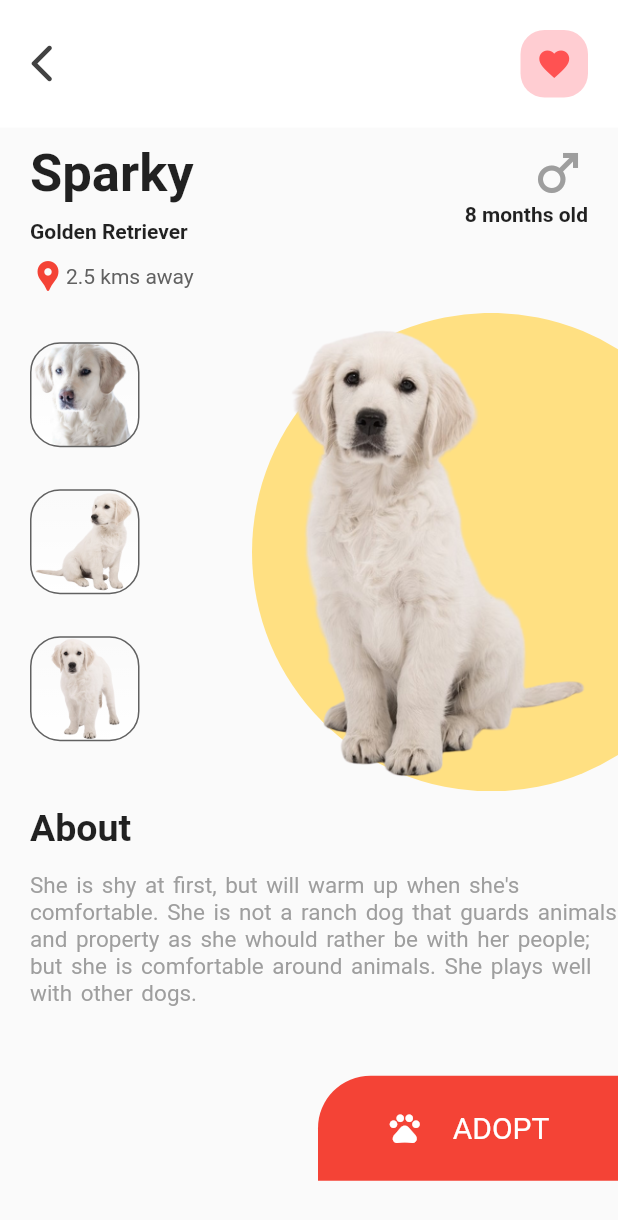
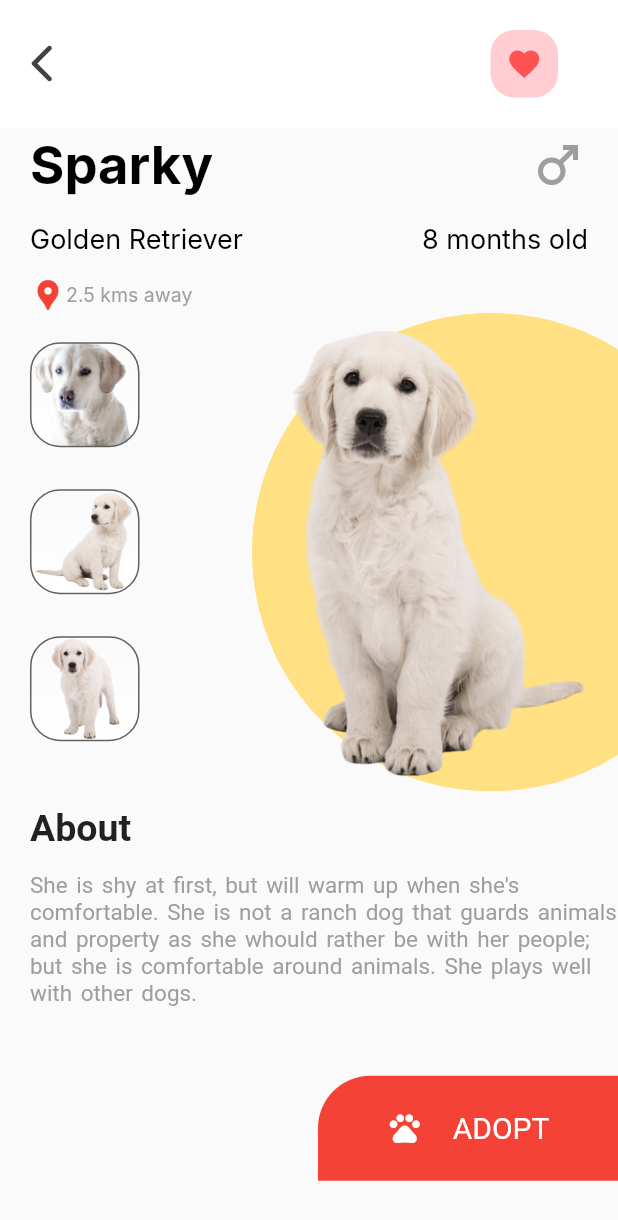
Before and after one commit to dudadiass/challenge_02, a Flutter app: the screen it shows after launch, after a tap on "Sparky", on a phone screen of 412 x 824 dp. Shown: the top 1220 px of the screen. Run offline on Flutter 3.47's test engine with Material 2 defaults, Android fonts, the phone set to English and light mode, and no system bars; Roboto replaces fonts that are missing (Inter).

Commit message:
getting started responsivity

```diff
--- a/lib/app/pages/details_page.dart
+++ b/lib/app/pages/details_page.dart
@@ -12,8 +12,11 @@ class DetailsPage extends StatelessWidget {
 
   @override
   Widget build(BuildContext context) {
-    final AnimalModel animalModel =
-        ModalRoute.of(context)!.settings.arguments as AnimalModel;
+    late AnimalModel animalModel;
+    final args = ModalRoute.of(context)?.settings.arguments;
+    if (args != null) {
+      animalModel = args as AnimalModel;
+    }
     return Scaffold(
       body: SingleChildScrollView(
         child: Column(
--- a/lib/app/shared/theme/app_theme.dart
+++ b/lib/app/shared/theme/app_theme.dart
@@ -19,24 +19,24 @@ class AppTheme {
           headline1: TextStyle(
             fontFamily: 'Inter',
             color: textColor,
-          fontSize: 20,
+            fontSize: 35,
             fontWeight: FontWeight.bold,
           ),
           headline2: TextStyle(
             fontFamily: 'Inter',
             color: textColor,
-          fontSize: 18,
+            fontSize: 20,
             fontWeight: FontWeight.bold,
           ),
           headline3: TextStyle(
             fontFamily: 'Inter',
-          color: textColor2,
-          fontSize: 15,
+            color: textColor,
+            fontSize: 18,
           ),
           headline4: TextStyle(
             fontFamily: 'Inter',
             color: textColor,
-          fontSize: 13,
+            fontSize: 15,
             fontWeight: FontWeight.bold,
           ),
           headline5: TextStyle(
@@ -44,7 +44,11 @@ class AppTheme {
             color: textColor2,
             fontSize: 13,
           ),
-      ),
+          headline6: TextStyle(
+            fontFamily: 'Inter',
+            color: textColor,
+            fontSize: 13,
+          )),
       appBarTheme: const AppBarTheme(
           backgroundColor: backgroundColor,
           iconTheme: IconThemeData(color: iconPets)),
--- a/lib/app/utils/resposivity.dart
+++ b/lib/app/utils/resposivity.dart
@@ -1,8 +1,8 @@
 import 'package:flutter/cupertino.dart';
 
 class Resposivity {
-  static const double widthMock = 375;
-  static const double heightMock = 667;
+  static const double widthMock = 403;
+  static const double heightMock = 871;
   static double _calcWidth(double tamanho, MediaQueryData data) {
     var coeficiente = tamanho / widthMock;
 
--- a/lib/app/widgets/details_page_widgets/app_bar_items_widget.dart
+++ b/lib/app/widgets/details_page_widgets/app_bar_items_widget.dart
@@ -20,7 +20,7 @@ class AppBarWidget extends StatelessWidget {
       ),
       actions: [
         Padding(
-          padding: const EdgeInsets.all(10.0),
+          padding: const EdgeInsets.fromLTRB(10, 10, 30, 10),
           child: Stack(
             alignment: Alignment.center,
             children: [
--- a/lib/app/widgets/details_page_widgets/info_animals_widget.dart
+++ b/lib/app/widgets/details_page_widgets/info_animals_widget.dart
@@ -1,4 +1,5 @@
 import 'package:challenge_02/app/models/animal_model.dart';
+import 'package:challenge_02/app/shared/theme/app_theme.dart';
 import 'package:flutter/material.dart';
 
 class InfoWidget extends StatelessWidget {
@@ -11,76 +12,57 @@ class InfoWidget extends StatelessWidget {
   @override
   Widget build(BuildContext context) {
     final size = MediaQuery.of(context).size;
-    return Container(
+    return SizedBox(
       height: size.height * 0.15,
+      child: Column(
+        crossAxisAlignment: CrossAxisAlignment.start,
+        children: [
+          Expanded(
+            child: Padding(
+              padding: const EdgeInsets.only(right: 20, left: 20),
               child: Row(
                 mainAxisAlignment: MainAxisAlignment.spaceBetween,
                 children: [
-          Padding(
-            padding: const EdgeInsets.only(left: 20, top: 10),
-            child: Column(
-              crossAxisAlignment: CrossAxisAlignment.start,
-              children: [
-                Padding(
-                  padding: const EdgeInsets.only(bottom: 10),
-                  child: Row(
-                    children: [
                   Text(
                     animalModel.name,
-                        style: TextStyle(
-                            fontSize: 35, fontWeight: FontWeight.bold),
+                    style: AppTheme.themeData().textTheme.headline1,
                   ),
+                  const Icon(Icons.male_outlined,
+                      size: 40, color: AppTheme.iconPets),
                 ],
               ),
             ),
-                Padding(
-                  padding: const EdgeInsets.only(bottom: 10),
+          ),
+          Expanded(
+            child: Padding(
+              padding: const EdgeInsets.only(right: 20, left: 20),
               child: Row(
+                mainAxisAlignment: MainAxisAlignment.spaceBetween,
                 children: [
                   Text(
                     animalModel.breed,
-                        style: TextStyle(fontWeight: FontWeight.bold),
+                    style: AppTheme.themeData().textTheme.headline3,
                   ),
+                  Text(
+                    animalModel.age,
+                    style: AppTheme.themeData().textTheme.headline3,
+                  )
                 ],
               ),
             ),
-                Row(
+          ),
+          Padding(
+            padding: const EdgeInsets.only(right: 20, left: 20),
+            child: Row(
               children: [
-                    Icon(
+                const Icon(
                   Icons.location_pin,
                   color: Colors.red,
                 ),
                 Text(
                   animalModel.localization,
-                      style: TextStyle(color: Colors.grey.shade700),
+                  style: AppTheme.themeData().textTheme.headline5,
                 ),
-                  ],
-                )
-              ],
-            ),
-          ),
-          Padding(
-            padding: const EdgeInsets.only(right: 20, top: 10),
-            child: Column(
-              crossAxisAlignment: CrossAxisAlignment.end,
-              children: [
-                Row(
-                  children: [
-                    Icon(
-                      Icons.male_outlined,
-                      size: 40,
-                      color: Colors.grey.shade500,
-                    ),
-                  ],
-                ),
-                Row(
-                  children: [
-                    Text(
-                      animalModel.age,
-                      style: TextStyle(fontWeight: FontWeight.bold),
-                    ),
-                  ],
-                )
               ],
             ),
           ),
--- a/lib/app/widgets/home_page_widgets/app_bar_widgets/app_bar_items_widget.dart
+++ b/lib/app/widgets/home_page_widgets/app_bar_widgets/app_bar_items_widget.dart
@@ -26,11 +26,11 @@ class SliverAppBarWidget extends StatelessWidget {
               children: [
                 Text(
                   'Location',
-                  style: AppTheme.themeData().textTheme.headline3,
+                  style: AppTheme.themeData().textTheme.headline4,
                 ),
                 Text(
                   'Cameron St., Boston',
-                  style: AppTheme.themeData().textTheme.headline2,
+                  style: AppTheme.themeData().textTheme.headline3,
                 ),
               ],
             ),
--- a/lib/app/widgets/home_page_widgets/list_widgets/card_widget.dart
+++ b/lib/app/widgets/home_page_widgets/list_widgets/card_widget.dart
@@ -53,7 +53,7 @@ class CardWidget extends StatelessWidget {
                           children: [
                             Text(
                               animalModel.name,
-                              style: AppTheme.themeData().textTheme.headline1,
+                              style: AppTheme.themeData().textTheme.headline2,
                             ),
                           ],
                         ),
```
Lines whose indentation alone changed are shown as unchanged.
